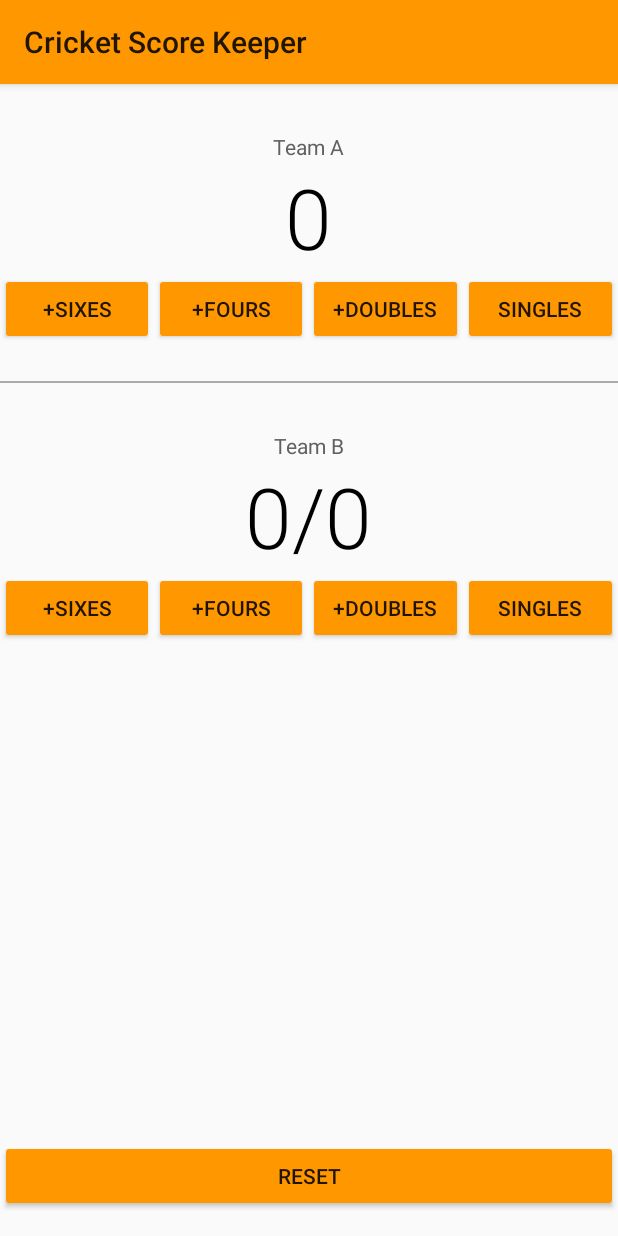
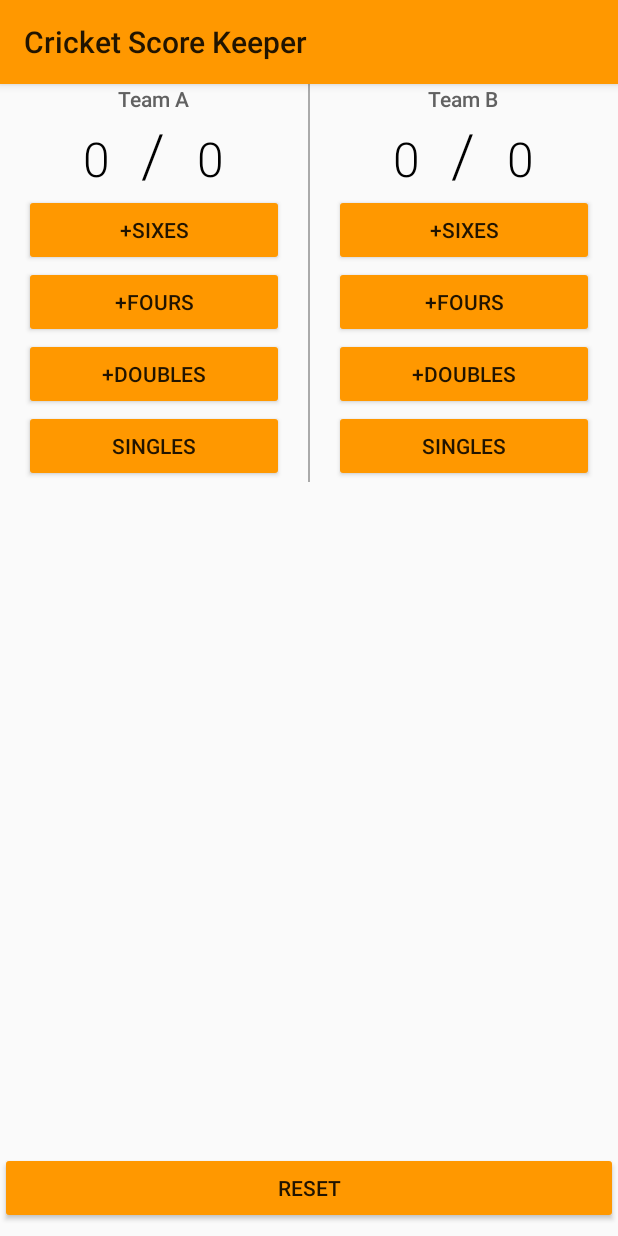
Before and after one commit to SrChip15/cricket-score-keeper, an Android app: the screen it shows after launch (MainActivity), on a phone screen of 412 x 824 dp. Run offline under Robolectric (Android 15) with nearby library versions, the phone set to English and light mode, and no system bars.

Commit message:
Remould layout per rubric and complete batting viewgroup

```diff
--- a/app/src/main/java/com/example/android/cricketscorekeeper/MainActivity.java
+++ b/app/src/main/java/com/example/android/cricketscorekeeper/MainActivity.java
@@ -8,7 +8,9 @@ import android.widget.TextView;
 public class MainActivity extends AppCompatActivity {
 
     int scoreTeamA = 0;
+    int wicketsTeamA = 0;
     int scoreTeamB = 0;
+    int wicketsTeamB = 0;
 
     @Override
     protected void onCreate(Bundle savedInstanceState) {
@@ -73,12 +75,16 @@ public class MainActivity extends AppCompatActivity {
     * This method displays the team's score on screen
     */
     public void displayForTeamA() {
-        TextView scoreTextView = (TextView) findViewById(R.id.team_a_score);
-        scoreTextView.setText(String.valueOf(scoreTeamA));
+        TextView runsTextView = (TextView) findViewById(R.id.team_a_runs);
+        TextView wicketsTextView = (TextView) findViewById(R.id.team_a_wickets);
+        runsTextView.setText(String.valueOf(scoreTeamA));
+        wicketsTextView.setText(String.valueOf(wicketsTeamA));
      }
 
      public void displayForTeamB() {
-         TextView scoreTextView = (TextView) findViewById(R.id.team_b_score);
-         scoreTextView.setText(String.valueOf(scoreTeamB));
+         TextView runsTextView = (TextView) findViewById(R.id.team_b_runs);
+         TextView wicketsTextView = (TextView) findViewById(R.id.team_b_wickets);
+         runsTextView.setText(String.valueOf(scoreTeamB));
+         wicketsTextView.setText(String.valueOf(wicketsTeamB));
      }
 }
--- a/app/src/main/res/layout/activity_main.xml
+++ b/app/src/main/res/layout/activity_main.xml
@@ -2,18 +2,19 @@
 <RelativeLayout xmlns:android="http://schemas.android.com/apk/res/android"
     xmlns:tools="http://schemas.android.com/tools"
     android:layout_width="match_parent"
-    android:layout_height="match_parent">
+    android:layout_height="match_parent"
+    tools:context="com.example.android.cricketscorekeeper.MainActivity">
 
     <LinearLayout
+        android:id="@+id/batting_view"
         android:layout_width="match_parent"
         android:layout_height="wrap_content"
-        android:paddingTop="32dp"
-        android:paddingBottom="32dp"
-        android:orientation="vertical">
+        android:gravity="center"
+        android:orientation="horizontal">
 
         <LinearLayout
-            android:layout_width="match_parent"
-            android:layout_height="0dp"
+            android:layout_width="0dp"
+            android:layout_height="wrap_content"
             android:layout_weight="1"
             android:orientation="vertical">
 
@@ -21,75 +22,98 @@
                 android:layout_width="wrap_content"
                 android:layout_height="wrap_content"
                 android:layout_gravity="center_horizontal"
-                android:fontFamily="sasans-serif-medium"
+                android:fontFamily="sans-serif-medium"
                 android:text="@string/header_team_a"
                 android:textColor="#616161"
                 android:textSize="14sp" />
 
-            <TextView
-                android:id="@+id/team_a_score"
-                android:layout_width="wrap_content"
-                android:layout_height="wrap_content"
-                android:layout_gravity="center_horizontal"
-                android:fontFamily="sans-serif-light"
-                android:text="@string/score"
-                android:textColor="#000000"
-                android:textSize="56sp" />
-
             <LinearLayout
                 android:layout_width="match_parent"
                 android:layout_height="wrap_content"
-                android:orientation="horizontal"
-                tools:context="com.example.android.cricketscorekeeper.MainActivity">
+                android:layout_marginLeft="16dp"
+                android:layout_marginRight="16dp"
+                android:orientation="horizontal">
 
-                <LinearLayout
+                <TextView
+                    android:id="@+id/team_a_runs"
+                    android:layout_width="0dp"
+                    android:layout_height="wrap_content"
+                    android:layout_weight="1"
+                    android:fontFamily="sans-serif-light"
+                    android:gravity="right"
+                    android:text="@string/score"
+                    android:textColor="#000000"
+                    android:textSize="32sp" />
+
+                <TextView
+                    android:layout_width="0dp"
+                    android:layout_height="wrap_content"
+                    android:layout_weight="1"
+                    android:fontFamily="sans-serif-light"
+                    android:gravity="center_horizontal"
+                    android:text="/"
+                    android:textColor="#000000"
+                    android:textSize="40sp" />
+
+                <TextView
+                    android:id="@+id/team_a_wickets"
+                    android:layout_width="0dp"
+                    android:layout_height="wrap_content"
+                    android:layout_weight="1"
+                    android:fontFamily="sans-serif-light"
+                    android:gravity="left"
+                    android:text="@string/score"
+                    android:textColor="#000000"
+                    android:textSize="32sp" />
+
+            </LinearLayout>
+
+            <Button
                 android:layout_width="match_parent"
                 android:layout_height="wrap_content"
-                    android:orientation="horizontal">
-
-                    <Button
-                        android:layout_width="0dp"
-                        android:layout_height="wrap_content"
-                        android:layout_marginBottom="8dp"
-                        android:layout_weight="1"
+                android:layout_gravity="center_horizontal"
+                android:layout_marginLeft="16dp"
+                android:layout_marginRight="16dp"
                 android:onClick="scoreThreeTeamA"
                 android:text="@string/three_pointer" />
 
             <Button
-                        android:layout_width="0dp"
+                android:layout_width="match_parent"
                 android:layout_height="wrap_content"
-                        android:layout_weight="1"
+                android:layout_gravity="center_horizontal"
+                android:layout_marginLeft="16dp"
+                android:layout_marginRight="16dp"
                 android:onClick="scoreTwoTeamA"
                 android:text="@string/two_points" />
 
             <Button
-                        android:layout_width="0dp"
+                android:layout_width="match_parent"
                 android:layout_height="wrap_content"
-                        android:layout_weight="1"
+                android:layout_gravity="center_horizontal"
+                android:layout_marginLeft="16dp"
+                android:layout_marginRight="16dp"
                 android:onClick="scoreOneTeamA"
                 android:text="@string/free_throw" />
 
             <Button
-                        android:layout_width="0dp"
+                android:layout_width="match_parent"
                 android:layout_height="wrap_content"
-                        android:layout_weight="1"
+                android:layout_gravity="center_horizontal"
+                android:layout_marginLeft="16dp"
+                android:layout_marginRight="16dp"
                 android:onClick="singleTeamA"
                 android:text="@string/singles" />
 
         </LinearLayout>
-            </LinearLayout>
-        </LinearLayout>
 
         <View
-            android:layout_width="match_parent"
-            android:layout_height="1dp"
-            android:layout_marginTop="16dp"
-            android:layout_marginBottom="16dp"
+            android:layout_width="1dp"
+            android:layout_height="match_parent"
             android:background="@android:color/darker_gray" />
 
         <LinearLayout
-            android:layout_width="match_parent"
-            android:layout_height="0dp"
+            android:layout_width="0dp"
+            android:layout_height="wrap_content"
             android:layout_weight="1"
             android:orientation="vertical">
 
@@ -97,63 +121,88 @@
                 android:layout_width="wrap_content"
                 android:layout_height="wrap_content"
                 android:layout_gravity="center_horizontal"
-                android:layout_marginTop="16dp"
-                android:fontFamily="sasans-serif-medium"
+                android:fontFamily="sans-serif-medium"
                 android:text="@string/header_team_b"
                 android:textColor="#616161"
                 android:textSize="14sp" />
 
-            <TextView
-                android:id="@+id/team_b_score"
-                android:layout_width="wrap_content"
-                android:layout_height="wrap_content"
-                android:layout_gravity="center_horizontal"
-                android:fontFamily="sans-serif-light"
-                android:text="@string/score"
-                android:textColor="#000000"
-                android:textSize="56sp" />
-
             <LinearLayout
                 android:layout_width="match_parent"
                 android:layout_height="wrap_content"
-                android:orientation="horizontal"
-                tools:context="com.example.android.cricketscorekeeper.MainActivity">
-
-                <LinearLayout
-                    android:layout_width="match_parent"
-                    android:layout_height="wrap_content"
+                android:layout_marginLeft="16dp"
+                android:layout_marginRight="16dp"
                 android:orientation="horizontal">
 
-                    <Button
+                <TextView
+                    android:id="@+id/team_b_runs"
                     android:layout_width="0dp"
                     android:layout_height="wrap_content"
                     android:layout_weight="1"
+                    android:fontFamily="sans-serif-light"
+                    android:gravity="right"
+                    android:text="@string/score"
+                    android:textColor="#000000"
+                    android:textSize="32sp" />
+
+                <TextView
+                    android:layout_width="0dp"
+                    android:layout_height="wrap_content"
+                    android:layout_weight="1"
+                    android:fontFamily="sans-serif-light"
+                    android:gravity="center_horizontal"
+                    android:text="/"
+                    android:textColor="#000000"
+                    android:textSize="40sp" />
+
+                <TextView
+                    android:id="@+id/team_b_wickets"
+                    android:layout_width="0dp"
+                    android:layout_height="wrap_content"
+                    android:layout_weight="1"
+                    android:fontFamily="sans-serif-light"
+                    android:gravity="left"
+                    android:text="@string/score"
+                    android:textColor="#000000"
+                    android:textSize="32sp" />
+
+            </LinearLayout>
+
+            <Button
+                android:layout_width="match_parent"
+                android:layout_height="wrap_content"
+                android:layout_gravity="center_horizontal"
+                android:layout_marginLeft="16dp"
+                android:layout_marginRight="16dp"
                 android:onClick="scoreThreeTeamB"
                 android:text="@string/three_pointer" />
 
             <Button
-                        android:layout_width="0dp"
+                android:layout_width="match_parent"
                 android:layout_height="wrap_content"
-                        android:layout_weight="1"
+                android:layout_gravity="center_horizontal"
+                android:layout_marginLeft="16dp"
+                android:layout_marginRight="16dp"
                 android:onClick="scoreTwoTeamB"
                 android:text="@string/two_points" />
 
             <Button
-                        android:layout_width="0dp"
+                android:layout_width="match_parent"
                 android:layout_height="wrap_content"
-                        android:layout_weight="1"
+                android:layout_gravity="center_horizontal"
+                android:layout_marginLeft="16dp"
+                android:layout_marginRight="16dp"
                 android:onClick="scoreOneTeamB"
                 android:text="@string/free_throw" />
 
             <Button
-                        android:layout_width="0dp"
+                android:layout_width="match_parent"
                 android:layout_height="wrap_content"
-                        android:layout_weight="1"
+                android:layout_gravity="center_horizontal"
+                android:layout_marginLeft="16dp"
+                android:layout_marginRight="16dp"
                 android:onClick="singleTeamB"
                 android:text="@string/singles" />
 
-                </LinearLayout>
-            </LinearLayout>
         </LinearLayout>
 
     </LinearLayout>
@@ -163,7 +212,7 @@
         android:layout_height="wrap_content"
         android:layout_alignParentBottom="true"
         android:layout_centerHorizontal="true"
-        android:layout_marginBottom="16dp"
+        android:layout_marginBottom="8dp"
         android:onClick="resetScore"
         android:text="@string/reset" />
 
--- a/app/src/main/res/values/strings.xml
+++ b/app/src/main/res/values/strings.xml
@@ -1,7 +1,7 @@
 <resources>
     <string name="app_name">Cricket Score Keeper</string>
     <string name="header_team_a">Team A</string>
-    <string name="score">0/0</string>
+    <string name="score">0</string>
     <string name="three_pointer">+Sixes</string>
     <string name="two_points">+Fours</string>
     <string name="free_throw">+Doubles</string>
```
Lines whose indentation alone changed are shown as unchanged.
